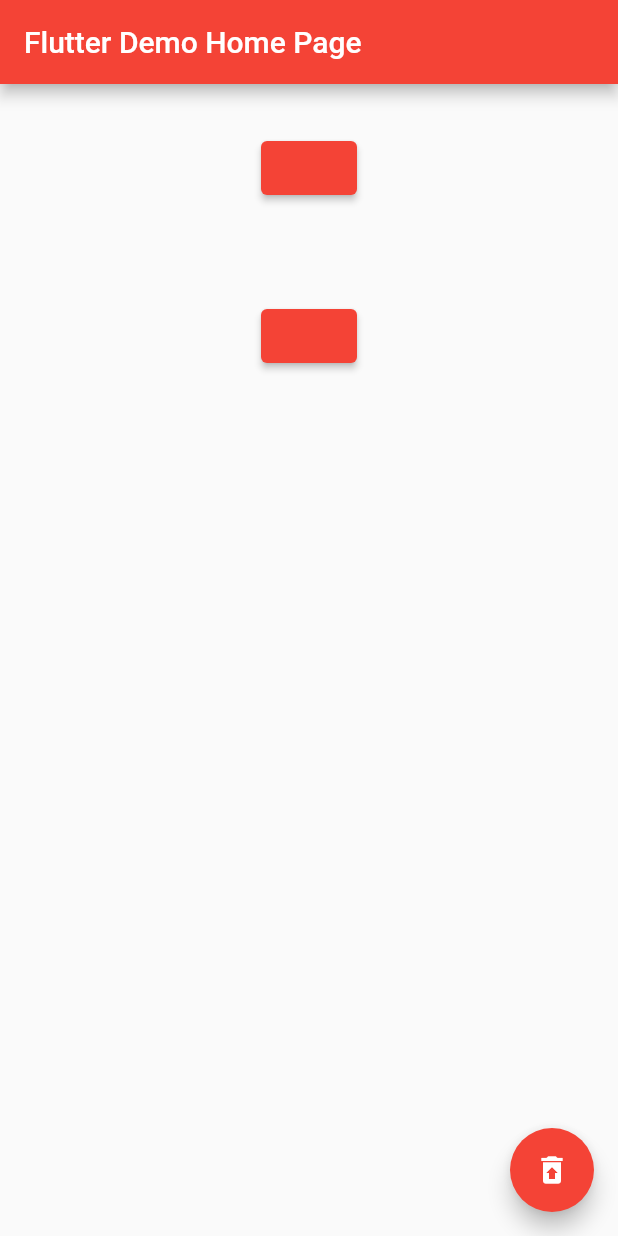
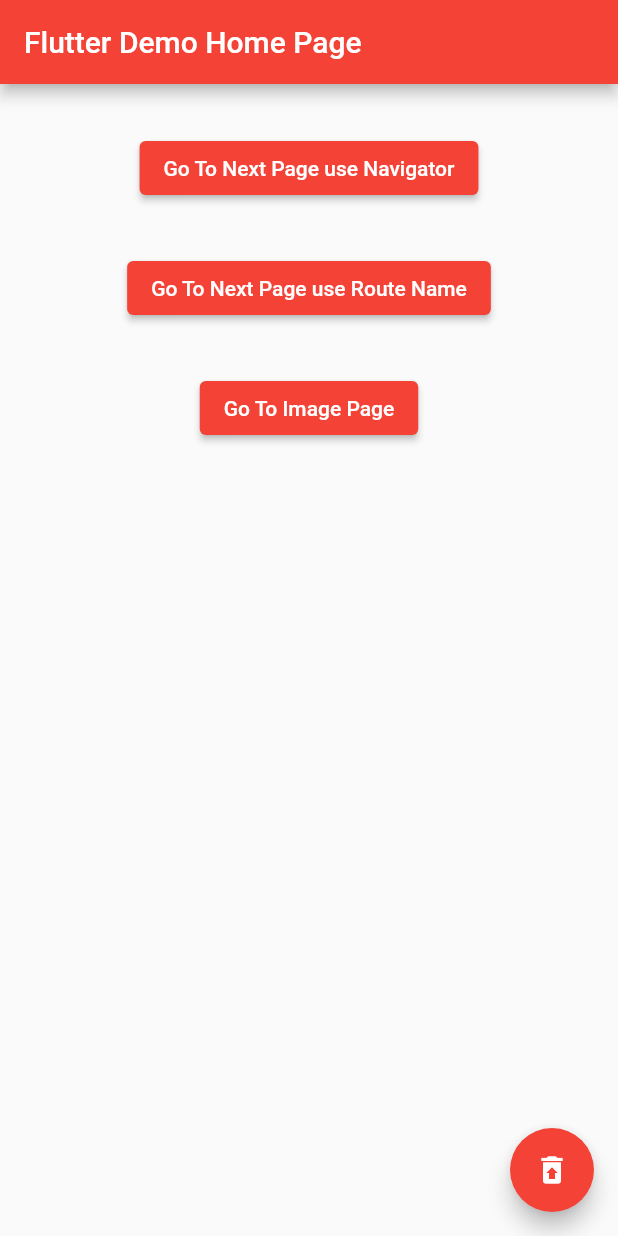
Before and after one commit to xylsqqq/MyFirstFlutterApp, a Flutter app: the screen it shows after launch, on a phone screen of 412 x 824 dp. Run offline on Flutter 3.47's test engine with Material 2 defaults, Android fonts, the phone set to English and light mode, and no system bars; missing offline and left inert: dart:ffi.

```diff
--- a/lib/main.dart
+++ b/lib/main.dart
@@ -1,4 +1,7 @@
+import 'dart:ffi';
+
 import 'package:flutter/material.dart';
+import 'show_image_page.dart';
 import 'next_page.dart';
 
 void main() {
@@ -34,8 +37,10 @@ class MyHomePage extends StatefulWidget {
 }
 
 class _MyHomePageState extends State<MyHomePage> {
-  String _navigatorButtonText = '';
-  String _routeNameButtonText = '';
+  String _navigatorButtonText = 'Go To Next Page use Navigator';
+  String _routeNameButtonText = 'Go To Next Page use Route Name';
+  final String _imagePage = 'Go To Image Page';
+  final double _buttonPadding = 32.0;
 
   void _clearButtonTapped() {
     setState(() {
@@ -61,6 +66,13 @@ class _MyHomePageState extends State<MyHomePage> {
     });
   }
 
+  void _onImagePageButtonTapped() {
+    Navigator.push(
+        context,
+        MaterialPageRoute(builder: (context) => const ImagePage())
+    );
+  }
+
   @override
   Widget build(BuildContext context) {
     return Scaffold(
@@ -71,7 +83,7 @@ class _MyHomePageState extends State<MyHomePage> {
         children: [
           Center(
             child: Padding(
-              padding: const EdgeInsets.all(32.0),
+              padding: EdgeInsets.only(top: _buttonPadding),
               child: ElevatedButton(
                 onPressed: _nextPageButtonByNavigatorTapped,
                 child: Text(_navigatorButtonText),
@@ -80,10 +92,19 @@ class _MyHomePageState extends State<MyHomePage> {
           ),
           Center(
             child: Padding(
-              padding: const EdgeInsets.all(32.0),
+              padding: EdgeInsets.only(top: _buttonPadding),
               child: ElevatedButton(
                 onPressed: _nextPageButtonByRouteNameTapped,
                 child: Text(_routeNameButtonText),
+              ),
+            ),
+          ),
+          Center(
+            child: Padding(
+              padding: EdgeInsets.only(top: _buttonPadding),
+              child: ElevatedButton(
+                onPressed: _onImagePageButtonTapped,
+                child: Text(_imagePage),
               ),
             ),
           )
--- a/lib/next_page.dart
+++ b/lib/next_page.dart
@@ -26,6 +26,10 @@ class TransitionByNavigatorPage extends StatelessWidget {
                   child: const Text('戻る(Navigator)'),
                 )
             ),
+            ElevatedButton(
+                onPressed: () {},
+                child: const Text('Go To Image Page')
+            )
           ],
         ),
       ),
```
Also changed, not shown: lib/show_image_page.dart (added, +41 -0 lines), pubspec.yaml (+3 -66 lines), images/cat.jpeg (added).
